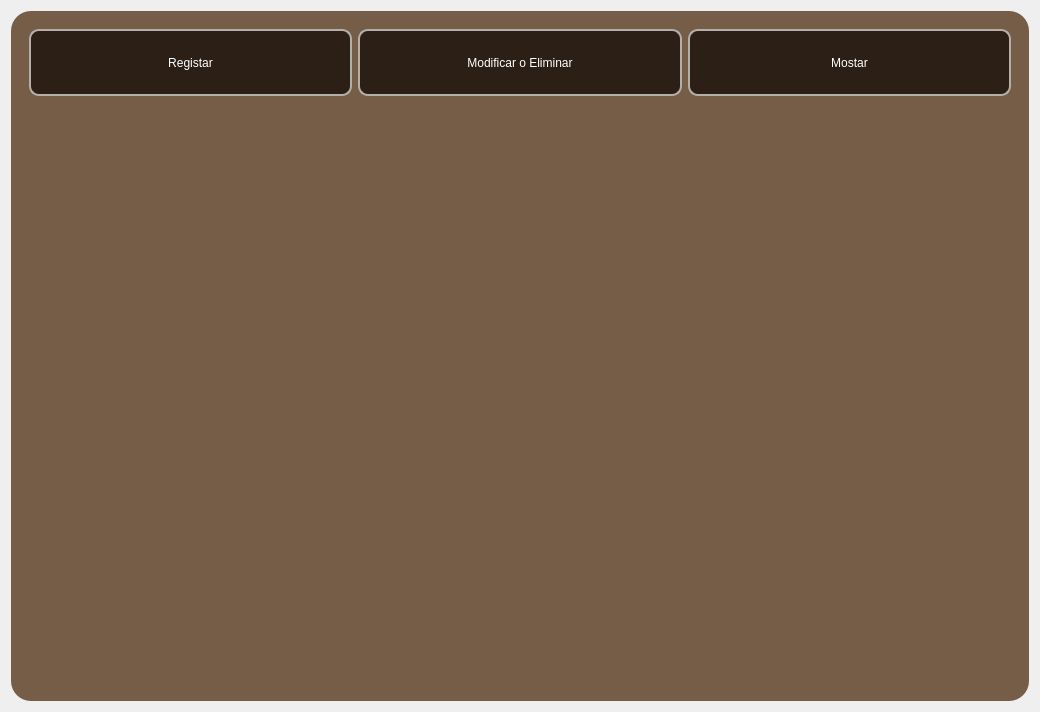
This is ui/horarios.ui in n1enkew/Sistema-de-Empleados as Qt 5 draws it before an edit. The edited form follows.
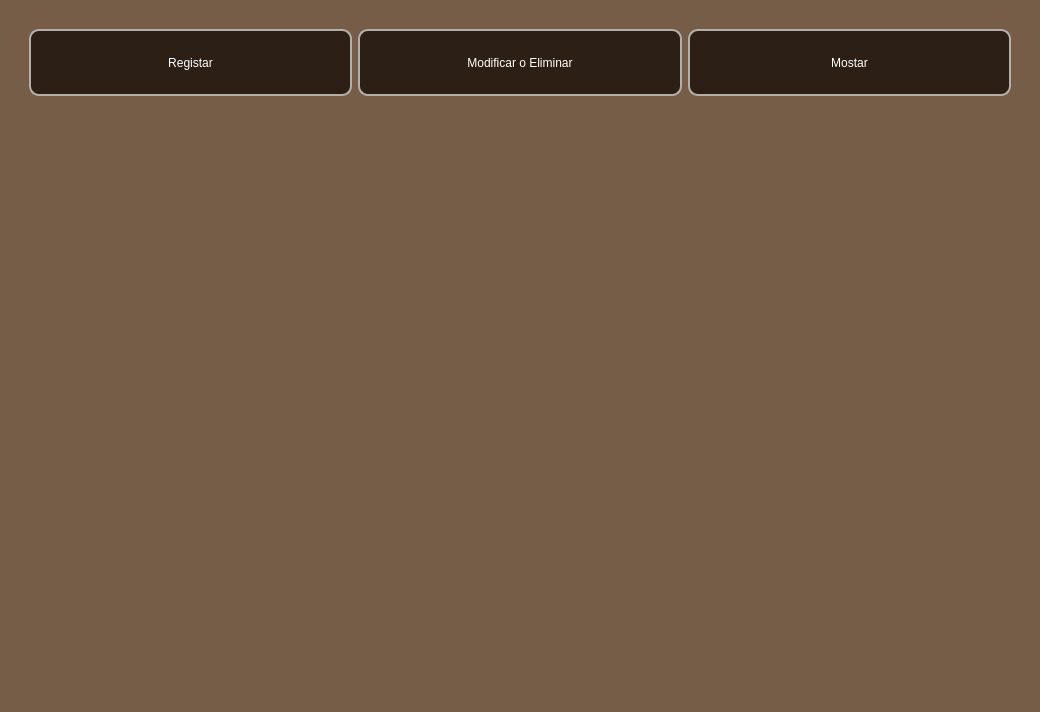
This is the edited form.

Commit message:
Unify QWidget styling and add stacked widget
Replace QFrame-only styles with QWidget rules in empleados.ui, horarios.ui and informes.ui to apply consistent background color (rgb(117,93,72)) and rounded corners across forms. In empleados.ui add a QStackedWidget style (darker background) and insert a stackedWidget into the frame's layout. In interfaz.ui remove the global QStackedWidget background-image and instead set the background-image on the pagina_inicio QWidget so the image is localized. These changes standardize styling and introduce a stacked widget container for page content.

```diff
--- a/ui/horarios.ui
+++ b/ui/horarios.ui
@@ -14,7 +14,12 @@
    <string>Form</string>
   </property>
   <property name="styleSheet">
-   <string notr="true">QFrame{
+   <string notr="true">QWidget{
+background-color: rgb(117, 93, 72);
+border-radius: 20px;
+}
+
+QFrame{
 background-color: rgb(117, 93, 72);
 border-radius: 20px;
 }</string>
```
The commit also changes 3 other files.
